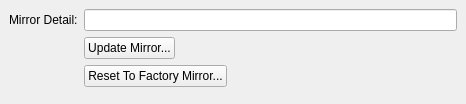
The window that GeneralSettingsPage.ui (nedrysoft/regex101) describes before a commit, drawn with Qt 5.
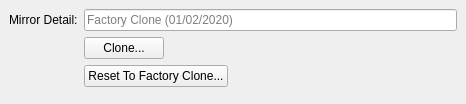
The same window after the commit.

Diff of the .ui file:
```diff
--- a/GeneralSettingsPage.ui
+++ b/GeneralSettingsPage.ui
@@ -64,19 +64,22 @@
        <property name="readOnly">
         <bool>true</bool>
        </property>
+       <property name="placeholderText">
+        <string>Factory Clone (01/02/2020)</string>
+       </property>
       </widget>
      </item>
      <item row="1" column="1">
       <widget class="QPushButton" name="pushButton">
        <property name="text">
-        <string>Update Mirror...</string>
+        <string>Clone...</string>
        </property>
       </widget>
      </item>
      <item row="2" column="1">
       <widget class="QPushButton" name="pushButton_2">
        <property name="text">
-        <string>Reset To Factory Mirror...</string>
+        <string>Reset To Factory Clone...</string>
        </property>
       </widget>
      </item>
```
Left out of the diff: 6 changed lines with no effect on the pictures.
